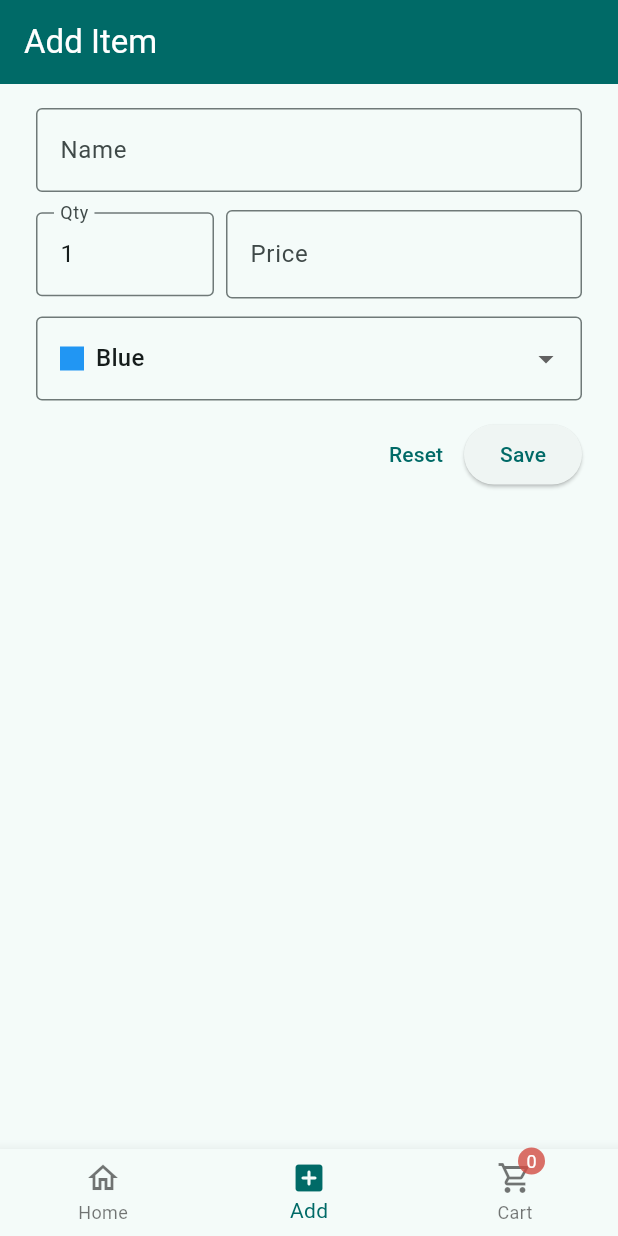
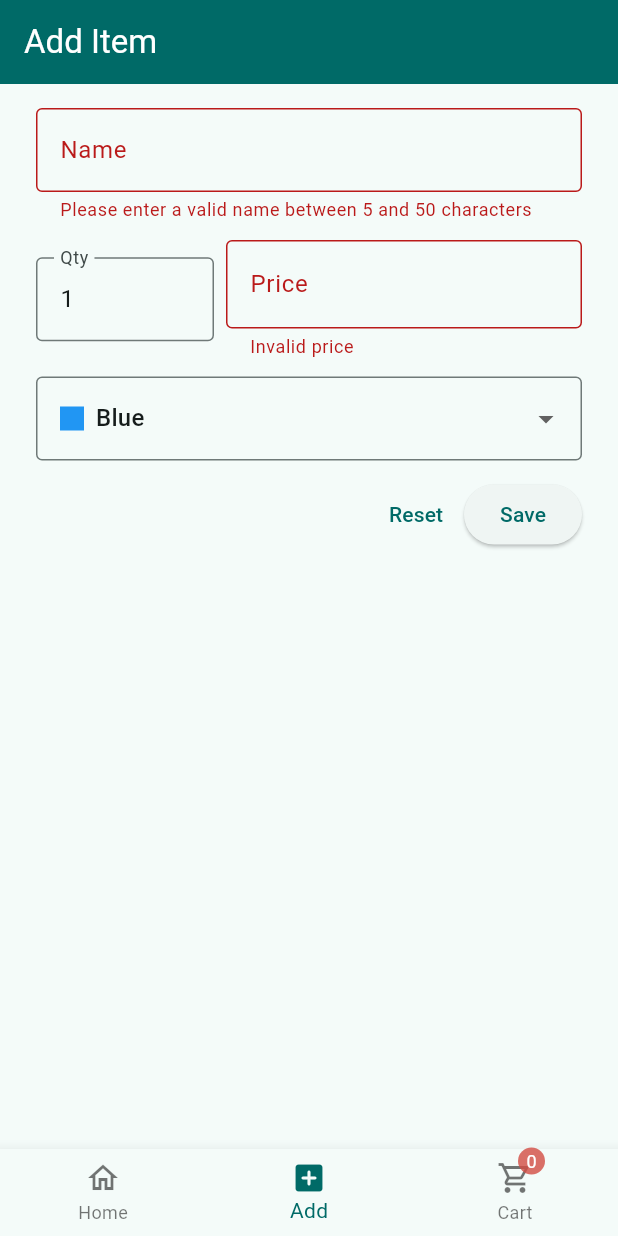
Before and after one commit to israel-oye/shop-app-example, a Flutter app: the Skeleton screen opened directly, item 2 of the bottom bar chosen, after a tap on "Save", on a phone screen of 412 x 824 dp. Run offline on Flutter 3.47's test engine with Material 3 defaults, Android fonts, the phone set to English and light mode, and no system bars; our stand-ins replace dio; network calls fail.

Commit message:
Implement form validation and submission

```diff
--- a/lib/screens/new_item_screen.dart
+++ b/lib/screens/new_item_screen.dart
@@ -13,12 +13,39 @@ class _NewItemScreenState extends State<NewItemScreen> {
   int enteredQty = 1;
   double enteredPrice = 0.0;
   AvatarChoice chosenAvatar = AvatarChoice.blue;
+  bool isSubmitting = false;
+  final _formKey = GlobalKey<FormState>();
+
+  void _submitForm() async{
+    if (!_formKey.currentState!.validate())return;
+
+    setState(() {
+      isSubmitting = true;
+    });
+    await Future.delayed(Duration(seconds: 3), (){
+      _formKey.currentState!.save();
+    ScaffoldMessenger.of(context).clearSnackBars();
+    ScaffoldMessenger.of(context).showSnackBar(
+      SnackBar(
+        content: Text('$enteredName saved successfully')
+      )
+    );
+    _formKey.currentState!.reset();
+    });
+
+    setState(() {
+      isSubmitting = false;
+    });
+    print([enteredName, enteredQty, enteredPrice, chosenAvatar.name]);
+    //
+  }
 
   @override
   Widget build(BuildContext context) {
     return Padding(
       padding: EdgeInsetsGeometry.symmetric(vertical: 16, horizontal: 24),
       child: Form(
+        key: _formKey,
         child: _buildForm()
       ),
     );
@@ -34,7 +61,7 @@ class _NewItemScreenState extends State<NewItemScreen> {
               hintText: "Name of Product"
             ),
             validator: (value) {
-              if (value == null || value.trim().isEmpty || value.length < 5) {
+              if (value == null || value.trim().isEmpty || value.length < 3) {
                 return 'Please enter a valid name between 5 and 50 characters';
               }
               return null;
@@ -81,7 +108,7 @@ class _NewItemScreenState extends State<NewItemScreen> {
                   decoration: InputDecoration(
                     label: const Text('Price'),
                     prefix: Text(
-                      '₦',
+                      '₦ ',
                       style: TextStyle(
                         fontSize: 18,
                         fontWeight: FontWeight.bold
@@ -106,7 +133,7 @@ class _NewItemScreenState extends State<NewItemScreen> {
           SizedBox(height: 12,),
           // Dropdown Button
           DropdownButtonFormField<AvatarChoice>(
-            initialValue: chosenAvatar,
+            initialValue: AvatarChoice.blue,
             items: AvatarChoice.values.map(
               (avatar) => DropdownMenuItem(
                     value: avatar,
@@ -135,12 +162,28 @@ class _NewItemScreenState extends State<NewItemScreen> {
             mainAxisAlignment: MainAxisAlignment.end,
             children: [
               TextButton(
-                onPressed: () {},
+                onPressed: () {
+                  _formKey.currentState!.reset();
+                },
                 child: Text('Reset')
               ),
               ElevatedButton(
-                onPressed: () {},
-                child: Text('Save')
+                onPressed: isSubmitting ? null : _submitForm,
+                child:
+                isSubmitting
+                  ? Row(
+                    mainAxisSize: MainAxisSize.min,
+                    children: [
+                      Text('Saving'),
+                      SizedBox(width: 6,),
+                      SizedBox(
+                        width: 16,
+                        height: 16,
+                        child: CircularProgressIndicator()
+                        )
+                      ]
+                    )
+                  : Text('Save')
               ),
             ],
           )
```
